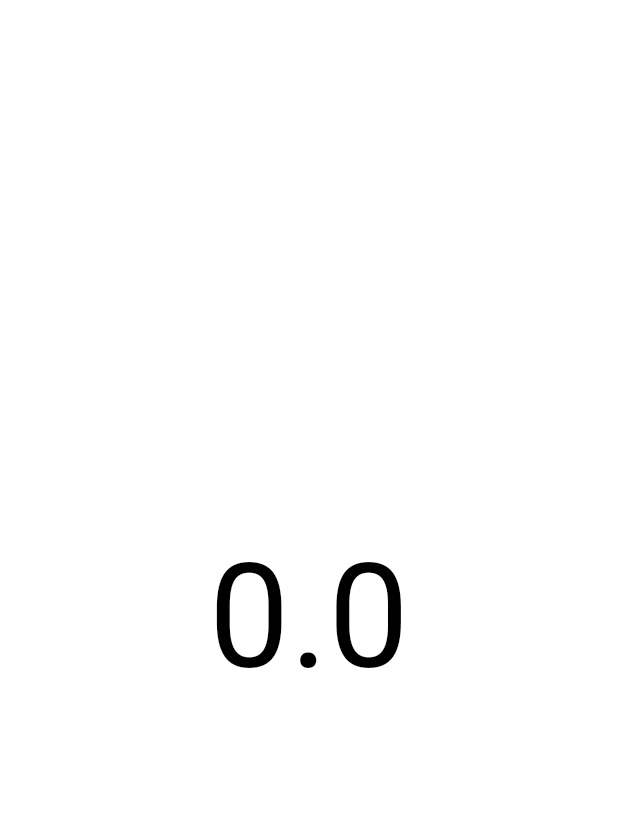
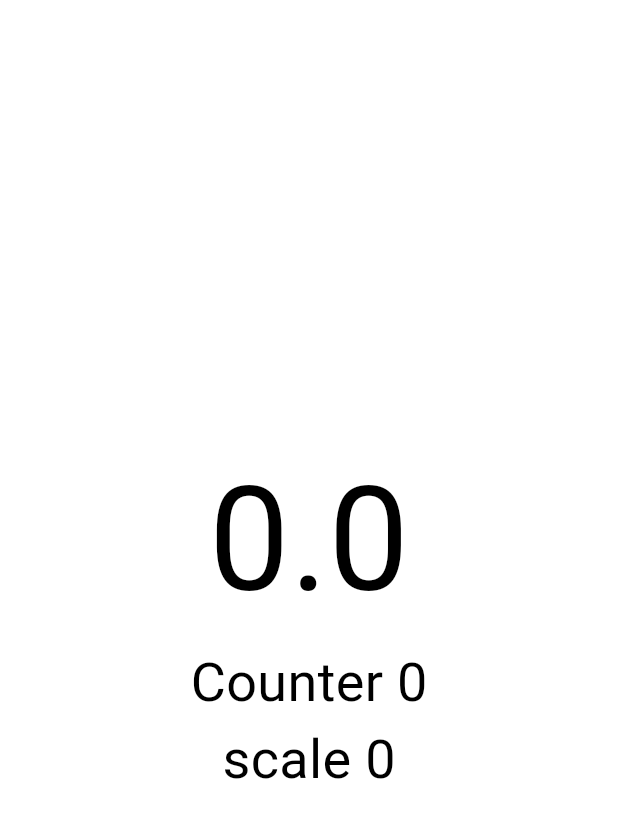
Before and after one commit to poosdlp/fishgame-mobile, a Flutter app: the SpeedPage screen opened directly, on a phone screen of 412 x 824 dp. Shown: the top 818 px of the screen. Run offline on Flutter 3.47's test engine with Material 3 defaults, Android fonts, the phone set to English and light mode, and no system bars; our stand-ins replace google_fonts, sensors_plus; missing offline and left inert: mobile_scanner; accounts and stored records are empty.

Commit message:
accelerometer has types of throws now

```diff
--- a/lib/widgets/accelerometer.dart
+++ b/lib/widgets/accelerometer.dart
@@ -1,4 +1,5 @@
 import 'dart:math';
+import 'dart:ui';
 import 'package:flutter/material.dart';
 import 'package:sensors_plus/sensors_plus.dart';
 
@@ -12,9 +13,23 @@ class SpeedPage extends StatefulWidget {
 class _SpeedPageState extends State<SpeedPage> {
   double _speed = 0.0;
   bool _isTouching = false;
-  bool _thresholdTriggered = false;
+  int counter = 0;
+  int temp_count = 0;
+  int _test_scale = 0;
+  int temp_test_scale = 0;
 
   static const double _threshold = 10.0;
+  static const double _good_throw_threshold = 12.0;
+  static const double _great_throw_threshold = 16.0;
+  static const double _amazing_throw_threshold = 20.0;
+
+  void _showMessage(String message) {
+    if (!mounted) return;
+    ScaffoldMessenger.of(context).clearSnackBars();
+    ScaffoldMessenger.of(context).showSnackBar(
+      SnackBar(content: Text(message)),
+    );
+  }
 
   @override
   void initState() {
@@ -26,17 +41,34 @@ class _SpeedPageState extends State<SpeedPage> {
       setState(() {
         _speed = speed;
       });
-      if (speed >= _threshold && !_thresholdTriggered) {
-        _thresholdTriggered = true;
-        if (mounted) {
-          ScaffoldMessenger.of(context).showSnackBar(
-            const SnackBar(
-              content: Text('Speed threshold reached :D'),
-            ),
-          );
+
+      if (speed >= _amazing_throw_threshold && _test_scale < 4) {
+
+        _showMessage('Amazing throw 4');
+        counter++;
+        _test_scale = 4;
+
+      } else if (speed >= _great_throw_threshold && _test_scale < 3) {
+
+        _showMessage('Great throw 3');
+        counter++;
+       _test_scale= 3;
+      } else if (speed >= _good_throw_threshold && _test_scale < 2) {
+
+        _showMessage('Good throw 2');
+        counter++;
+        _test_scale = 2;
+      } else if (speed >= _threshold && _test_scale < 1) {
+        _showMessage('Speed threshold reached 1');
+        counter++;
+       _test_scale = 1;
+      } else if (speed < _threshold) {
+        if(counter >= temp_count){
+          temp_count = counter;
+          counter = 0;
         }
-      } else if (speed < _threshold) {
-        _thresholdTriggered = false;
+
+      _test_scale = 0;
       }
     });
   }
@@ -51,13 +83,33 @@ class _SpeedPageState extends State<SpeedPage> {
         onPointerUp: (_) => setState(() { _isTouching = false; _speed = 0.0; }),
         onPointerCancel: (_) => setState(() { _isTouching = false; _speed = 0.0; }),
         child: Center(
-          child: Text(
+          child: Column(
+            mainAxisAlignment: MainAxisAlignment.center,
+
+          children: [
+          Text(
             _speed.toStringAsFixed(1),
             style: const TextStyle(
               fontSize: 96,
               color: Colors.black,
             ),
           ),
+          Text(
+            'Counter $temp_count',
+              style: const TextStyle(
+              fontSize: 36,
+              color: Colors.black,
+              ),
+            ),
+          Text(
+            'scale $_test_scale',
+              style: const TextStyle(
+              fontSize: 36,
+              color: Colors.black,
+              ),
+            ),
+            ],
+          ),
         ),
       ),
     );
```
Also changed, not shown: 1 other file.
